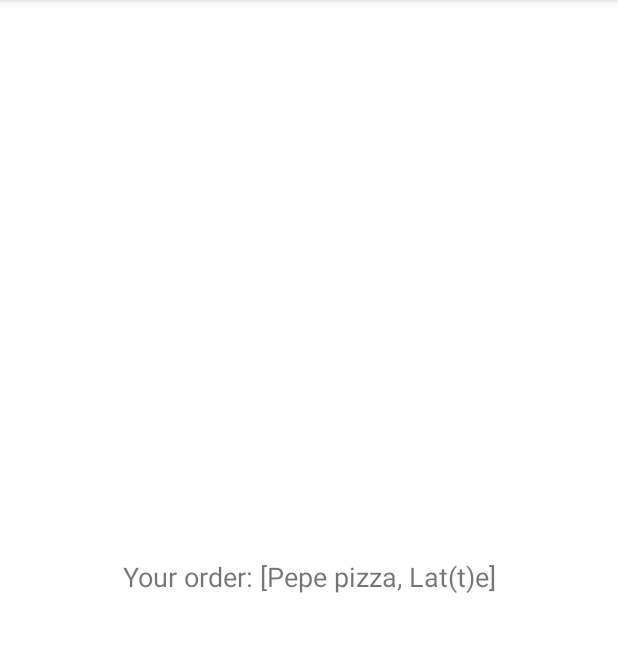
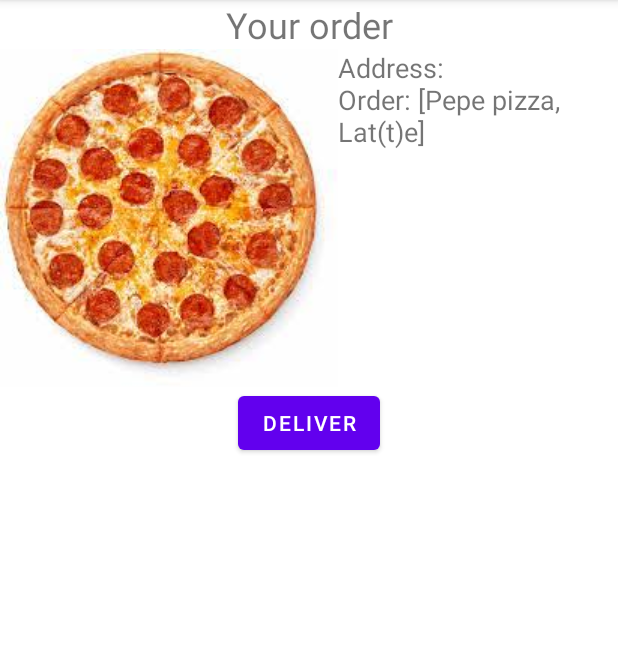
Before and after one commit to palyanaff/AndroidMirea, an Android app: the screen it shows after launch (SecondActivity), after a tap on "Make an order", on a phone screen of 412 x 824 dp, the part 84-736 px from its top. Run offline under Robolectric (Android 15) with nearby library versions, the phone set to English and light mode, and no system bars.

```diff
--- a/app/src/main/java/ru/palyanaff/mireapr_1/MainActivity.java
+++ b/app/src/main/java/ru/palyanaff/mireapr_1/MainActivity.java
@@ -37,50 +37,14 @@ public class MainActivity extends AppCompatActivity {
             orderList.add(binding.coffeeName.getText().toString());
         });
 
-        Log.i(TAG, "Create");
-        Toast.makeText(this, "Create", Toast.LENGTH_SHORT).show();
     }
 
-    public void addToBasket(View view) {
+    public void goToBasket(View view) {
         Log.i(TAG, "Button click");
         Intent intent = new Intent(this, SecondActivity.class);
         intent.putExtra("Order", orderList.toString());
+        intent.putExtra("Address", binding.editTextAddress.getText().toString());
         startActivity(intent);
     }
-    @Override
-    protected void onStart() {
-        super.onStart();
-        Log.i(TAG,"Start");
-        Toast.makeText(this, "Start", Toast.LENGTH_SHORT).show();
-    }
-    @Override
-    protected void onPause() {
-        super.onPause();
-        Log.i(TAG, "Pause");
-        Toast.makeText(this, "Pause", Toast.LENGTH_SHORT).show();
-    }
-    @Override
-    protected void onStop() {
-        super.onStop();
-        Log.i(TAG, "Stop");
-        Toast.makeText(this, "Stop", Toast.LENGTH_SHORT).show();
-    }
-    @Override
-    protected void onResume() {
-        super.onResume();
-        Log.i(TAG, "Resume");
-        Toast.makeText(this, "Resume", Toast.LENGTH_SHORT).show();
-    }
-    @Override
-    protected void onDestroy() {
-        super.onDestroy();
-        Log.i(TAG, "Destroy");
-        Toast.makeText(this, "Destroy", Toast.LENGTH_SHORT).show();
-    }
-    @Override
-    protected void onRestart() {
-        super.onRestart();
-        Log.i(TAG, "Restart");
-        Toast.makeText(this, "Restart", Toast.LENGTH_SHORT).show();
-    }
+
 }
--- a/app/src/main/java/ru/palyanaff/mireapr_1/SecondActivity.java
+++ b/app/src/main/java/ru/palyanaff/mireapr_1/SecondActivity.java
@@ -2,7 +2,12 @@ package ru.palyanaff.mireapr_1;
 
 import androidx.appcompat.app.AppCompatActivity;
 
+import android.annotation.SuppressLint;
+import android.content.Intent;
 import android.os.Bundle;
+
+import java.util.ArrayList;
+import java.util.List;
 
 import ru.palyanaff.mireapr_1.databinding.ActivitySecondBinding;
 
@@ -12,6 +17,7 @@ public class SecondActivity extends AppCompatActivity {
     private ActivitySecondBinding binding;
     Bundle arguments;
 
+    @SuppressLint("SetTextI18n")
     @Override
     protected void onCreate(Bundle savedInstanceState) {
         super.onCreate(savedInstanceState);
@@ -19,7 +25,14 @@ public class SecondActivity extends AppCompatActivity {
         setContentView(binding.getRoot());
 
         Bundle arguments = getIntent().getExtras();
+        binding.text.setText("Address: " + arguments.get("Address").toString() + "\n" +
+                "Order: " + arguments.get("Order").toString());
 
-        binding.text.setText("Your order: " + arguments.get("Order").toString());
+        binding.deliverButton.setOnClickListener(v-> {
+            Intent intent = new Intent();
+            intent.putExtra("Order", arguments.get("Order").toString());
+            setResult(RESULT_OK, intent);
+            finish();
+        });
     }
 }
--- a/app/src/main/res/layout/activity_second.xml
+++ b/app/src/main/res/layout/activity_second.xml
@@ -1,21 +1,47 @@
 <?xml version="1.0" encoding="utf-8"?>
-<androidx.constraintlayout.widget.ConstraintLayout xmlns:android="http://schemas.android.com/apk/res/android"
+<androidx.appcompat.widget.LinearLayoutCompat
+    xmlns:android="http://schemas.android.com/apk/res/android"
     xmlns:app="http://schemas.android.com/apk/res-auto"
     xmlns:tools="http://schemas.android.com/tools"
     android:layout_width="match_parent"
     android:layout_height="match_parent"
+    android:orientation="vertical"
     tools:context=".SecondActivity">
 
+
     <TextView
-        android:id="@+id/text"
+        android:layout_width="match_parent"
+        android:layout_height="wrap_content"
+        android:text="@string/your_order"
+        android:textSize="@dimen/header_text_size"
+        android:gravity="center"/>
+
+    <RelativeLayout
+        android:layout_width="match_parent"
+        android:layout_height="wrap_content">
+
+        <ImageView
+            android:id="@+id/order_image"
+            android:layout_width="@dimen/image_width"
+            android:layout_height="@dimen/image_height"
+            android:src="@drawable/pizza_pepperoni"/>
+
+        <TextView
+            android:id="@+id/text"
+            android:layout_width="wrap_content"
+            android:layout_height="wrap_content"
+            android:layout_marginTop="0dp"
+            android:layout_toEndOf="@+id/order_image"
+            android:textSize="@dimen/description_text_size"
+            android:text="Order" />
+    </RelativeLayout>
+
+
+    <Button
+        android:id="@+id/deliver_button"
         android:layout_width="wrap_content"
         android:layout_height="wrap_content"
-        android:text="Your order"
-        android:textSize="18sp"
-        app:layout_constraintBottom_toBottomOf="parent"
-        app:layout_constraintEnd_toEndOf="parent"
-        app:layout_constraintStart_toStartOf="parent"
-        app:layout_constraintTop_toTopOf="parent" />
+        android:text="Deliver"
+        android:layout_gravity="center"/>
 
-
-</androidx.constraintlayout.widget.ConstraintLayout>
+</androidx.appcompat.widget.LinearLayoutCompat>
--- a/app/src/main/res/values/colors.xml
+++ b/app/src/main/res/values/colors.xml
@@ -7,4 +7,7 @@
     <color name="teal_700">#FF018786</color>
     <color name="black">#FF000000</color>
     <color name="white">#FFFFFFFF</color>
+    <color name="red">#FFFF0000</color>
+    <color name="gray">#FF4f4d4b</color>
+    <color name="background_gray">#FF1d1c1b</color>
 </resources>
--- a/app/src/main/res/values/strings.xml
+++ b/app/src/main/res/values/strings.xml
@@ -7,4 +7,8 @@
     <string name="latte">Lat(t)e</string>
     <string name="latte_description">Latte with milk and caramel</string>
     <string name="latte_price">From 5$</string>
+    <string name="your_order">Your order</string>
+    <string name="enter_your_address">Enter your address</string>
+    <!-- TODO: Remove or change this placeholder text -->
+    <string name="hello_blank_fragment">Hello blank fragment</string>
 </resources>
```
Also changed, not shown: app/src/main/java/ru/palyanaff/mireapr_1/BlankFragment.java (added, +64 -0 lines), app/src/main/java/ru/palyanaff/mireapr_1/BlankFragment2.java (added, +64 -0 lines), app/src/main/res/layout/activity_main.xml (+14 -3 lines), app/src/main/res/layout/fragment_blank.xml (added, +14 -0 lines), app/src/main/res/layout/fragment_blank2.xml (added, +14 -0 lines).
